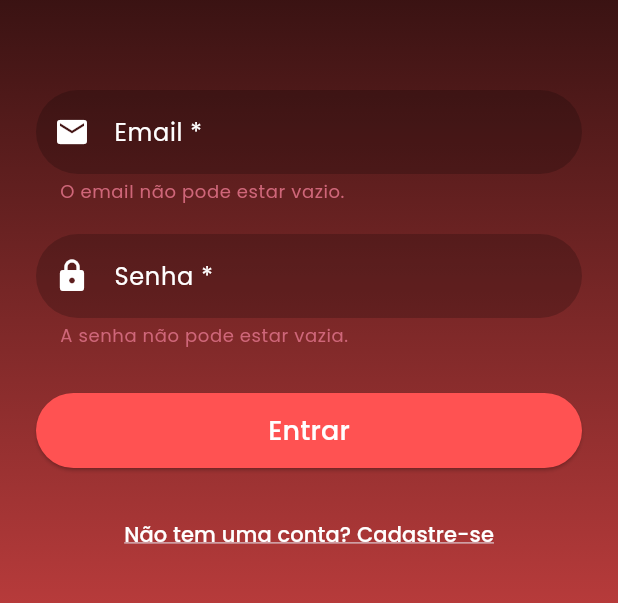
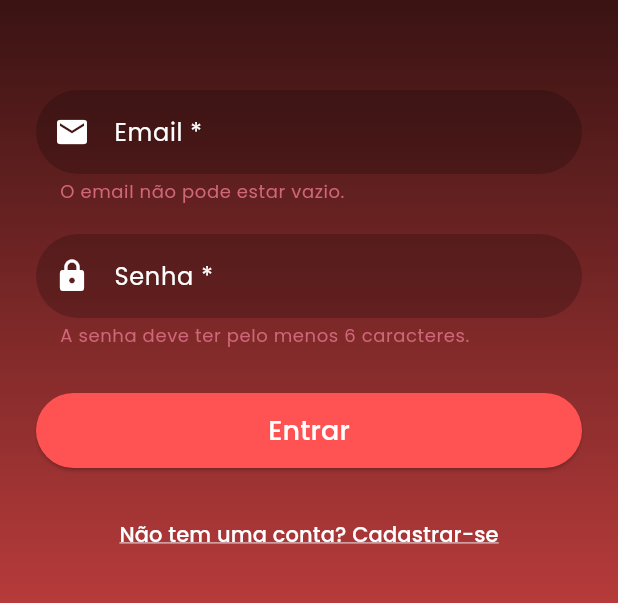
Before and after one commit to JoanaPixel/CatalogoProduto_flutter, a Flutter app: the LoginScreen screen opened directly, after a tap on "Entrar", on a phone screen of 412 x 824 dp, the part 282-885 px from its top. Run offline on Flutter 3.47's test engine with Material 3 defaults, Android fonts, the phone set to English and light mode, and no system bars; our stand-ins replace flutter_secure_storage, google_fonts, supabase_flutter; accounts and stored records are empty.

Commit message:
3.3 - Estilizando login

```diff
--- a/lib/screens/login_screen.dart
+++ b/lib/screens/login_screen.dart
@@ -1,4 +1,5 @@
 import 'package:catalogo_produto/providers/auth_provider.dart';
+import 'package:catalogo_produto/screens/RegisterScreen.dart';
 import 'package:catalogo_produto/screens/confirm_login_screen.dart';
 import 'package:flutter/material.dart';
 import 'package:google_fonts/google_fonts.dart';
@@ -142,10 +143,11 @@ class _LoginScreenState extends State<LoginScreen> {
                           borderSide: BorderSide.none,
                         ),
                       ),
-                      validator: (String? value) {
-                        return (value == null || value.isEmpty)
-                            ? 'A senha não pode estar vazia.'
-                            : null;
+                      validator: (value) {
+                        if (value == null || value.length < 6) {
+                          return 'A senha deve ter pelo menos 6 caracteres.';
+                        }
+                        return null;
                       },
                     ),
                   ],
@@ -154,6 +156,7 @@ class _LoginScreenState extends State<LoginScreen> {
 
               const SizedBox(height: 30),
 
+              // botão de entrar
               _isLoading
                   ? const CircularProgressIndicator(color: Colors.white)
                   : SizedBox(
@@ -180,12 +183,16 @@ class _LoginScreenState extends State<LoginScreen> {
 
               const SizedBox(height: 20),
 
+              // botão para mudar de tela para outra se não tem cadastro
               TextButton(
                 onPressed: () {
-                  // Ir para a tela de cadastro, se tiver
+                  Navigator.push(
+                    context,
+                    MaterialPageRoute(builder: (_) => RegisterScreen()),
+                    );
                 },
                 child: Text(
-                  "Não tem uma conta? Cadastre-se",
+                  "Não tem uma conta? Cadastrar-se",
                   style: GoogleFonts.poppins(
                     color: Colors.white,
                     decoration: TextDecoration.underline,
```
Also changed, not shown: lib/screens/AuthSelectionScreen.dart (+4 -4 lines), lib/screens/RegisterScreen.dart (+25 -7 lines).
